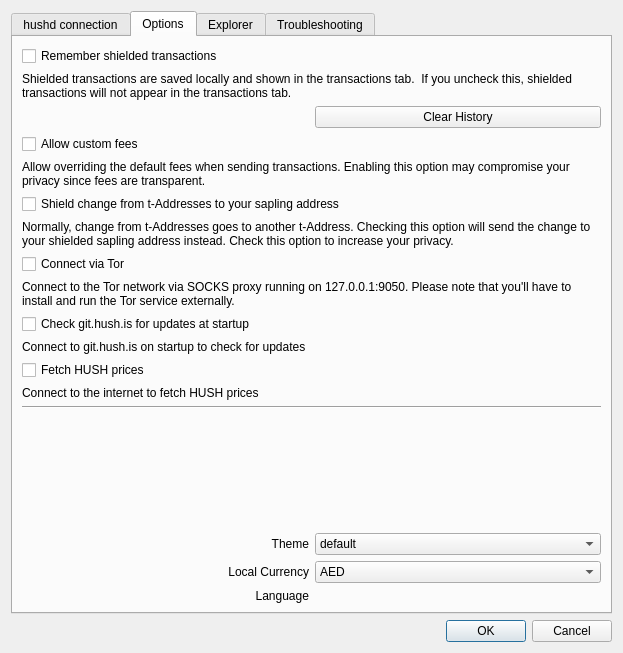
Old version of the form src/settings.ui in the repository hushmirror/SilentDragon.
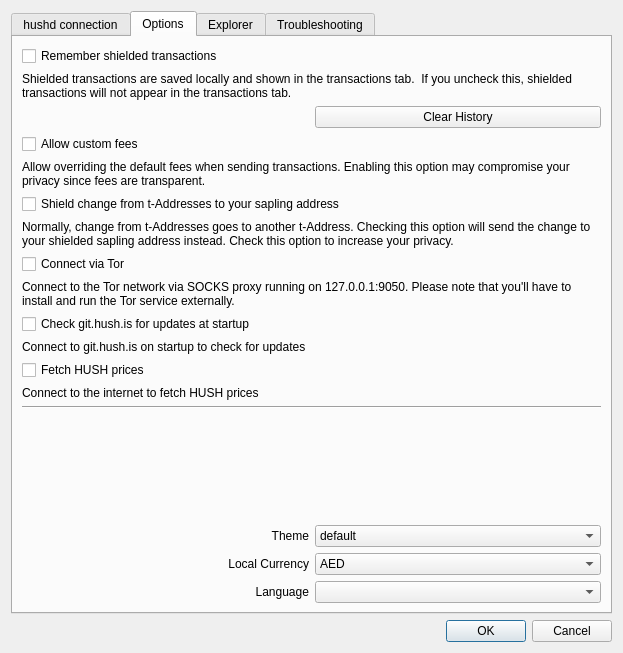
New version of the form. The open tabs and pages were chosen to show the change.

Commit message: Render language list as a QComboBox

```diff
--- a/src/settings.ui
+++ b/src/settings.ui
@@ -196,7 +196,13 @@
        </item>
 
        <item row="17" column="1">
-        <widget class="QMenu" name="menuLanguage">
+        <widget class="QComboBox" name="comboBoxLanguage">
+         <property name="sizePolicy">
+          <sizepolicy hsizetype="MinimumExpanding" vsizetype="Fixed">
+           <horstretch>0</horstretch>
+           <verstretch>0</verstretch>
+          </sizepolicy>
+         </property>
         </widget>
        </item>
 
```
The commit also changes 2 other files.
